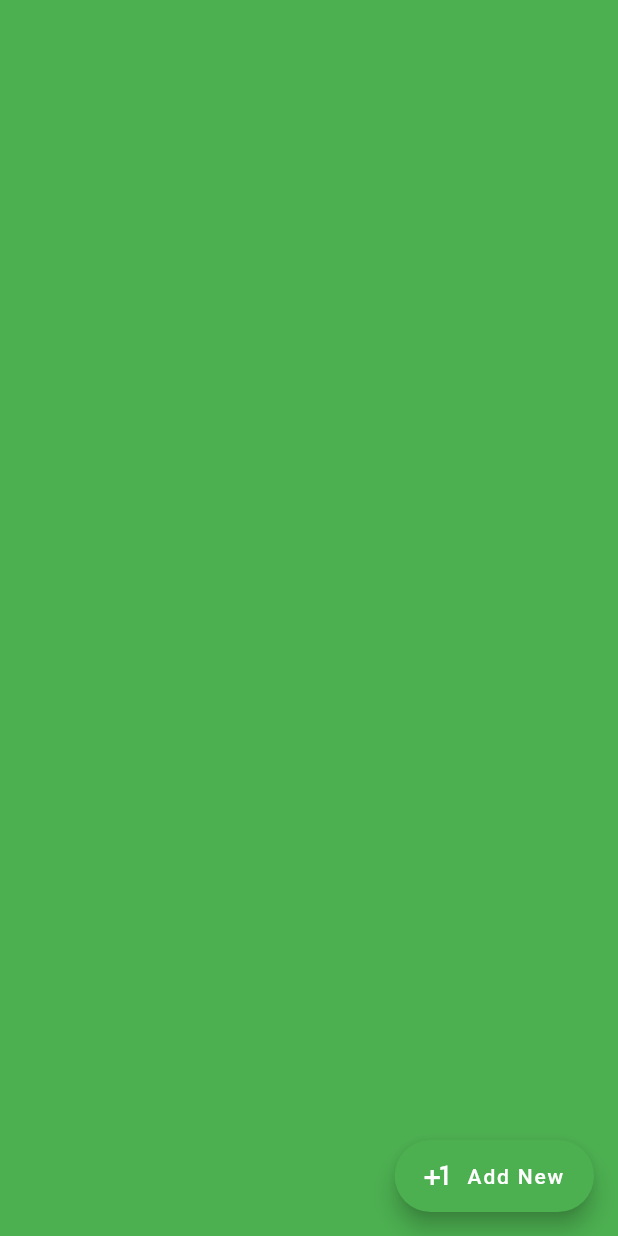
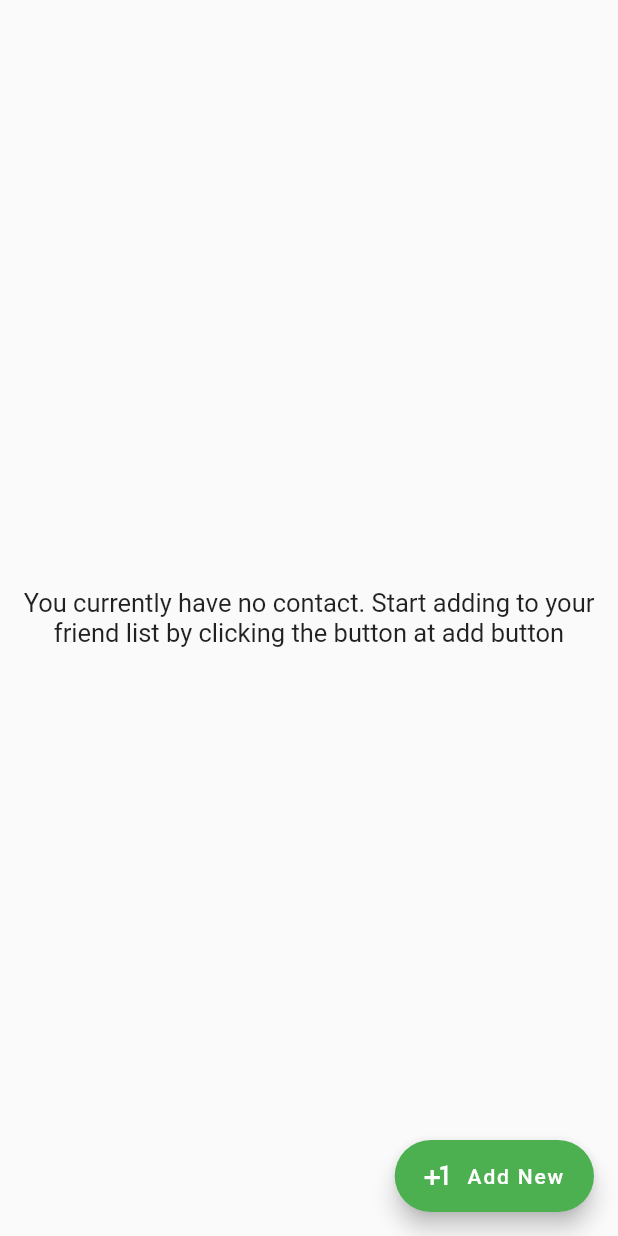
Before and after one commit to Adex9ja/bill_spitter, a Flutter app: the FriendsFragment screen opened directly, after a tap on "Add New", on a phone screen of 412 x 824 dp. Run offline on Flutter 3.47's test engine with Material 2 defaults, Android fonts, the light colour scheme and no system bars; our stand-ins replace connectivity, firebase_auth, firebase_database, fluttertoast, introduction_screen, pin_code_fields and 2 more; missing offline and left inert: contact_picker; accounts and stored records are empty; statements that could not run were skipped.

Commit message:
adding new friend from contact picker

```diff
--- /dev/null
+++ b/lib/model/friend.dart
@@ -0,0 +1,10 @@
+class Friend{
+  String fullName;
+  String phoneNumber;
+
+  Friend.fromSnapshot(Map<dynamic, dynamic> value) {
+    fullName = value['fullName'];
+    phoneNumber = value['phoneNumber'];
+
+  }
+}
--- a/lib/ui/fragments/friends.dart
+++ b/lib/ui/fragments/friends.dart
@@ -1,4 +1,9 @@
+import 'dart:convert';
+
 import 'package:bill_splitter/main.dart';
+import 'package:bill_splitter/model/friend.dart';
+import 'package:firebase_auth/firebase_auth.dart';
+import 'package:firebase_database/firebase_database.dart';
 import 'package:flutter/cupertino.dart';
 import 'package:flutter/material.dart';
 import 'package:contact_picker/contact_picker.dart';
@@ -11,14 +16,56 @@ class FriendsFragment extends StatefulWidget{
 
 class _FriendsFragment extends State<FriendsFragment>{
   final ContactPicker _contactPicker = new ContactPicker();
+  List<Friend> _contactList = List();
+  DatabaseReference _contactRef;
+
+  Future<FirebaseUser> loadUser() async {
+    var user = await FirebaseAuth.instance.currentUser();
+    final FirebaseDatabase database = FirebaseDatabase();
+    _contactRef = database.reference().child('contacts').child(user.uid);
+    return user;
+  }
 
   @override
   Widget build(BuildContext context) {
     // TODO: implement build
     return Scaffold(
       body: SafeArea(
-        child: Container(
-          color: colorPrimary,
+        child: FutureBuilder(
+          builder: (context, snapshot){
+            return snapshot.hasData ? StreamBuilder(
+              stream: _contactRef.onValue,
+              builder: (context, event){
+                if(event.hasData && event.data.snapshot.value != null){
+                  Map map = event.data.snapshot.value;
+                  if(map != null){
+                    map.forEach((key, value) {
+                      var contact = Friend.fromSnapshot(value);
+                      var res = _contactList.firstWhere((element) => element.phoneNumber == contact.phoneNumber, orElse: () => null);
+                      if(res == null) _contactList.add(contact);
+                    });
+                  }
+                  return ListView.separated(
+                      separatorBuilder: (context, index) => Divider(
+                        color: colorGrey,
+                      ),
+                    itemBuilder: (context, position){
+                      return Text(_contactList[position].fullName, style: style,);
+                    },
+                    itemCount: _contactList.length,
+                    padding: mediumSpacing,
+                    scrollDirection: Axis.vertical
+                  );
+                }
+                else{
+                  return Center(
+                    child: Text("You currently have no contact. Start adding to your friend list by clicking the button at add button", style: style, textAlign: TextAlign.center,),
+                  );
+                }
+              },
+            ) : Container();
+          },
+          future: loadUser(),
         ),
       ),
       floatingActionButton: FloatingActionButton.extended(
@@ -33,7 +80,8 @@ class _FriendsFragment extends State<FriendsFragment>{
   addNewFriend() async {
     Contact contact = await _contactPicker.selectContact();
     if(contact != null){
-
+      var data = { "fullName" : contact.fullName, "phoneNumber" : contact.phoneNumber.number };
+      _contactRef.push().set(data).then((value) => toastSuccess("Contact added!"));
     }
   }
 
--- a/lib/ui/fragments/home.dart
+++ b/lib/ui/fragments/home.dart
@@ -1,3 +1,4 @@
+import 'package:bill_splitter/main.dart';
 import 'package:flutter/cupertino.dart';
 import 'package:flutter/material.dart';
 
@@ -12,7 +13,7 @@ class _HomeFragment extends State<HomeFragment>{
   Widget build(BuildContext context) {
     // TODO: implement build
    return Scaffold(
-     body: Container(),
+     body: Container( ),
    );
   }
 
```
Also changed, not shown: lib/ui/activities/dashboard.dart (+7 -6 lines).
